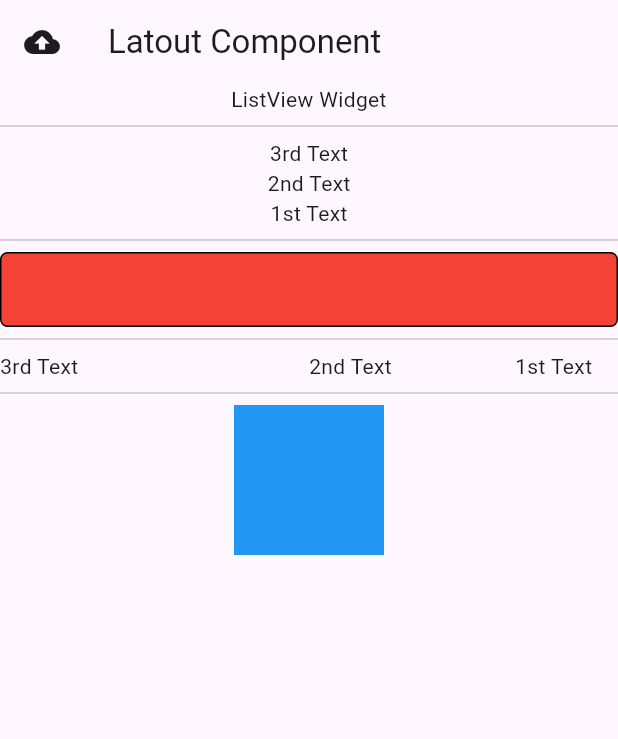
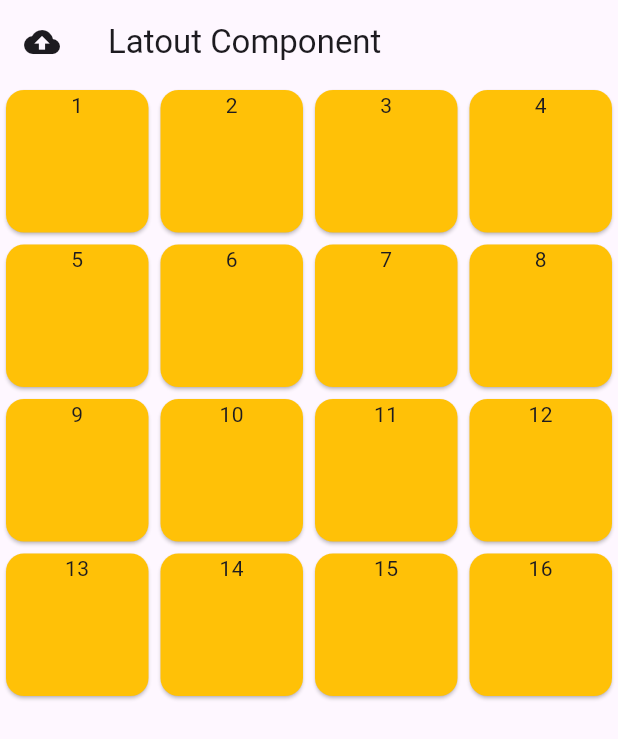
Before and after one commit to kmh8382/flutter_lec, a Flutter app: the screen it shows after launch, on a phone screen of 412 x 824 dp. Shown: the top 739 px of the screen. Run offline on Flutter 3.47's test engine with Material 3 defaults, Android fonts, the light colour scheme and no system bars.

Commit message:
20250401

```diff
--- a/b_layout/lib/01_layout/00_WidgetCombination.dart
+++ b/b_layout/lib/01_layout/00_WidgetCombination.dart
@@ -3,6 +3,7 @@ import 'package:b_layout/01_layout/02_mediaQueryWidget.dart';
 import 'package:b_layout/01_layout/03_SizedBox.dart';
 import 'package:b_layout/01_layout/04_RowWidget.dart';
 import 'package:b_layout/01_layout/05_StackWidget.dart';
+import 'package:b_layout/01_layout/06_WrapWidget.dart';
 import 'package:flutter/material.dart';
 
 // ListView
@@ -31,6 +32,7 @@ class WidgetCombination extends StatelessWidget {
       const SizedBoxWidget(),
       const RowWidget(),
       const StackWidget(),
+      const WrapWidget(),
     ];
 
     return ListView.separated(
--- /dev/null
+++ b/b_layout/lib/02_grid/02_gridViewBuilderWidget.dart
@@ -0,0 +1,23 @@
+import 'package:flutter/material.dart';
+
+class gridViewBuilderWidget extends StatelessWidget {
+
+  const gridViewBuilderWidget({super.key});
+
+  @override
+  Widget build(BuildContext context) {
+    return GridView.builder(
+      gridDelegate: SliverGridDelegateWithFixedCrossAxisCount(
+        crossAxisCount: 4
+      ),
+      itemBuilder: (BuildContext context, int index) {     // (context, index) 생략가능
+        return Card(
+          color: Colors.amber,
+          child: Text("${index + 1}", textAlign: TextAlign.center,),
+        );
+      },
+      itemCount: 16,
+    );
+  }
+
+}
--- a/b_layout/lib/main.dart
+++ b/b_layout/lib/main.dart
@@ -1,4 +1,6 @@
 import 'package:b_layout/01_layout/00_WidgetCombination.dart';
+import 'package:b_layout/02_grid/01_GridViewWidget.dart';
+import 'package:b_layout/02_grid/02_gridViewBuilderWidget.dart';
 import 'package:flutter/material.dart';
 
 void main() {
@@ -32,7 +34,10 @@ class MyHomePage extends StatelessWidget {
         title: const Text("Latout Component"),
         leading: const Icon(Icons.backup),
       ),
-      body: const WidgetCombination(),// 우리가 보고 싶은 위젯
+      body:     // 우리가 보고 싶은 위젯
+        //const WidgetCombination(),
+        //const GridViewWidget(),
+        const gridViewBuilderWidget(),
     );
   }
 }
```
Also changed, not shown: b_layout/lib/01_layout/05_StackWidget.dart (+9 -0 lines), b_layout/lib/01_layout/06_WrapWidget.dart (added, +33 -0 lines), b_layout/lib/02_grid/01_GridViewWidget.dart (added, +29 -0 lines).
